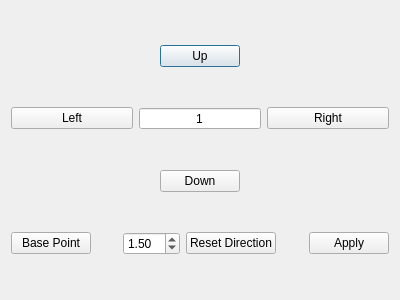
Above: NormalWidget.ui from lihouxing-sjtu/SurfBuilder before the change. Below: the same form after it.
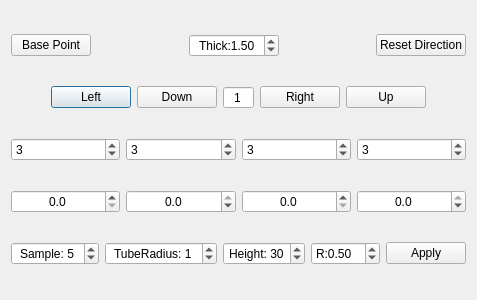
That is the form after the change.

Commit message: move strech function to normalwidget class. add boolean operation and stable making fillet function.

Diff of the .ui file:
```diff
--- a/NormalWidget.ui
+++ b/NormalWidget.ui
@@ -6,7 +6,7 @@
    <rect>
     <x>0</x>
     <y>0</y>
-    <width>400</width>
+    <width>426</width>
     <height>300</height>
    </rect>
   </property>
@@ -14,7 +14,7 @@
    <string>Dialog</string>
   </property>
   <layout class="QGridLayout" name="gridLayout">
-   <item row="0" column="0">
+   <item row="1" column="0">
     <layout class="QHBoxLayout" name="horizontalLayout_3">
      <item>
       <spacer name="horizontalSpacer">
@@ -30,36 +30,19 @@
       </spacer>
      </item>
      <item>
-      <widget class="QPushButton" name="UpButton">
-       <property name="text">
-        <string>Up</string>
-       </property>
-      </widget>
-     </item>
-     <item>
-      <spacer name="horizontalSpacer_2">
-       <property name="orientation">
-        <enum>Qt::Horizontal</enum>
-       </property>
-       <property name="sizeHint" stdset="0">
-        <size>
-         <width>40</width>
-         <height>20</height>
-        </size>
-       </property>
-      </spacer>
-     </item>
-    </layout>
-   </item>
-   <item row="1" column="0">
-    <layout class="QHBoxLayout" name="horizontalLayout_2">
-     <item>
       <widget class="QPushButton" name="LeftButton">
        <property name="text">
         <string>Left</string>
        </property>
       </widget>
      </item>
+     <item>
+      <widget class="QPushButton" name="DownButton">
+       <property name="text">
+        <string>Down</string>
+       </property>
+      </widget>
+     </item>
      <item>
       <widget class="QSpinBox" name="SingleAngleBox">
        <property name="alignment">
@@ -83,9 +66,97 @@
        </property>
       </widget>
      </item>
+     <item>
+      <widget class="QPushButton" name="UpButton">
+       <property name="text">
+        <string>Up</string>
+       </property>
+      </widget>
+     </item>
+     <item>
+      <spacer name="horizontalSpacer_2">
+       <property name="orientation">
+        <enum>Qt::Horizontal</enum>
+       </property>
+       <property name="sizeHint" stdset="0">
+        <size>
+         <width>40</width>
+         <height>20</height>
+        </size>
+       </property>
+      </spacer>
+     </item>
     </layout>
    </item>
-   <item row="2" column="0">
+   <item row="3" column="0">
+    <layout class="QHBoxLayout" name="horizontalLayout_2">
+     <item>
+      <widget class="QDoubleSpinBox" name="UminSpinBox">
+       <property name="alignment">
+        <set>Qt::AlignCenter</set>
+       </property>
+       <property name="decimals">
+        <number>1</number>
+       </property>
+       <property name="minimum">
+        <double>0.000000000000000</double>
+       </property>
+       <property name="maximum">
+        <double>1000.000000000000000</double>
+       </property>
+      </widget>
+     </item>
+     <item>
+      <widget class="QDoubleSpinBox" name="UmaxSpinBox">
+       <property name="alignment">
+        <set>Qt::AlignCenter</set>
+       </property>
+       <property name="decimals">
+        <number>1</number>
+       </property>
+       <property name="minimum">
+        <double>-1000.000000000000000</double>
+       </property>
+       <property name="maximum">
+        <double>0.000000000000000</double>
+       </property>
+      </widget>
+     </item>
+     <item>
+      <widget class="QDoubleSpinBox" name="VminSpinBox">
+       <property name="alignment">
+        <set>Qt::AlignCenter</set>
+       </property>
+       <property name="decimals">
+        <number>1</number>
+       </property>
+       <property name="minimum">
+        <double>0.000000000000000</double>
+       </property>
+       <property name="maximum">
+        <double>1000.000000000000000</double>
+       </property>
+      </widget>
+     </item>
+     <item>
+      <widget class="QDoubleSpinBox" name="VmaxSpinBox">
+       <property name="alignment">
+        <set>Qt::AlignCenter</set>
+       </property>
+       <property name="decimals">
+        <number>1</number>
+       </property>
+       <property name="minimum">
+        <double>-1000.000000000000000</double>
+       </property>
+       <property name="maximum">
+        <double>0.000000000000000</double>
+       </property>
+      </widget>
+     </item>
+    </layout>
+   </item>
+   <item row="4" column="0">
     <layout class="QHBoxLayout" name="horizontalLayout">
      <item>
       <spacer name="horizontalSpacer_3">
@@ -101,9 +172,54 @@
       </spacer>
      </item>
      <item>
-      <widget class="QPushButton" name="DownButton">
-       <property name="text">
-        <string>Down</string>
+      <widget class="QSpinBox" name="SampleSpinBox">
+       <property name="alignment">
+        <set>Qt::AlignCenter</set>
+       </property>
+       <property name="prefix">
+        <string>Sample: </string>
+       </property>
+       <property name="value">
+        <number>5</number>
+       </property>
+      </widget>
+     </item>
+     <item>
+      <widget class="QSpinBox" name="TubeRadiusSpinBox">
+       <property name="alignment">
+        <set>Qt::AlignCenter</set>
+       </property>
+       <property name="prefix">
+        <string>TubeRadius: </string>
+       </property>
+       <property name="value">
+        <number>1</number>
+       </property>
+      </widget>
+     </item>
+     <item>
+      <widget class="QSpinBox" name="TubeHeightSpinBox">
+       <property name="alignment">
+        <set>Qt::AlignCenter</set>
+       </property>
+       <property name="suffix">
+        <string/>
+       </property>
+       <property name="prefix">
+        <string>Height: </string>
+       </property>
+       <property name="value">
+        <number>30</number>
+       </property>
+      </widget>
+     </item>
+     <item>
+      <widget class="QDoubleSpinBox" name="FilletSpinBox">
+       <property name="prefix">
+        <string>R:</string>
+       </property>
+       <property name="value">
+        <double>0.500000000000000</double>
        </property>
       </widget>
      </item>
@@ -120,9 +236,16 @@
        </property>
       </spacer>
      </item>
+     <item>
+      <widget class="QPushButton" name="ApplyButton">
+       <property name="text">
+        <string>Apply</string>
+       </property>
+      </widget>
+     </item>
     </layout>
    </item>
-   <item row="3" column="0">
+   <item row="0" column="0">
     <layout class="QHBoxLayout" name="horizontalLayout_4">
      <item>
       <widget class="QPushButton" name="PickBaseButton">
@@ -146,11 +269,45 @@
      </item>
      <item>
       <widget class="QDoubleSpinBox" name="DistanceSpinBox">
+       <property name="sizePolicy">
+        <sizepolicy hsizetype="Minimum" vsizetype="Fixed">
+         <horstretch>0</horstretch>
+         <verstretch>0</verstretch>
+        </sizepolicy>
+       </property>
+       <property name="minimumSize">
+        <size>
+         <width>90</width>
+         <height>0</height>
+        </size>
+       </property>
+       <property name="alignment">
+        <set>Qt::AlignCenter</set>
+       </property>
+       <property name="prefix">
+        <string>Thick:</string>
+       </property>
+       <property name="suffix">
+        <string/>
+       </property>
        <property name="value">
         <double>1.500000000000000</double>
        </property>
       </widget>
      </item>
+     <item>
+      <spacer name="horizontalSpacer_7">
+       <property name="orientation">
+        <enum>Qt::Horizontal</enum>
+       </property>
+       <property name="sizeHint" stdset="0">
+        <size>
+         <width>40</width>
+         <height>20</height>
+        </size>
+       </property>
+      </spacer>
+     </item>
      <item>
       <widget class="QPushButton" name="ResetDirectionButton">
        <property name="text">
@@ -158,23 +315,35 @@
        </property>
       </widget>
      </item>
+    </layout>
+   </item>
+   <item row="2" column="0">
+    <layout class="QHBoxLayout" name="horizontalLayout_5">
      <item>
-      <spacer name="horizontalSpacer_5">
-       <property name="orientation">
-        <enum>Qt::Horizontal</enum>
+      <widget class="QSpinBox" name="UminOffSetSpinBox">
+       <property name="value">
+        <number>3</number>
        </property>
-       <property name="sizeHint" stdset="0">
-        <size>
-         <width>40</width>
-         <height>20</height>
-        </size>
+      </widget>
+     </item>
+     <item>
+      <widget class="QSpinBox" name="UmaxOffSetSpinBox">
+       <property name="value">
+        <number>3</number>
        </property>
-      </spacer>
+      </widget>
      </item>
      <item>
-      <widget class="QPushButton" name="ApplyButton">
-       <property name="text">
-        <string>Apply</string>
+      <widget class="QSpinBox" name="VminOffSetSpinBox">
+       <property name="value">
+        <number>3</number>
+       </property>
+      </widget>
+     </item>
+     <item>
+      <widget class="QSpinBox" name="VmaxOffSetSpinBox">
+       <property name="value">
+        <number>3</number>
        </property>
       </widget>
      </item>
```
The commit also changes 6 other files.
